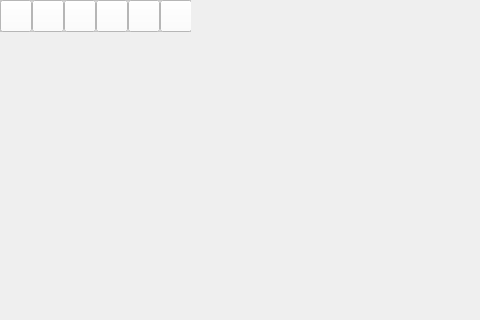
Old version of the form Resources/QT_UIs/Test.ui in the repository Joshua-E-Weinstein/Gumshoe-Note-Taking-App; both pictures show x 0 to 480 and y 0 to 320 of the 1000 by 700 pixel window.
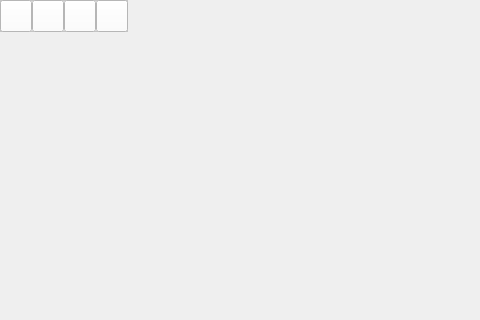
New version of the form. Icons and pictures are not drawn.

```diff
--- a/Resources/QT_UIs/Test.ui
+++ b/Resources/QT_UIs/Test.ui
@@ -19,7 +19,7 @@
      <rect>
       <x>0</x>
       <y>0</y>
-      <width>191</width>
+      <width>128</width>
       <height>32</height>
      </rect>
     </property>
@@ -124,32 +124,6 @@
       </size>
      </property>
     </widget>
-    <widget class="QPushButton" name="pushButton">
-     <property name="geometry">
-      <rect>
-       <x>128</x>
-       <y>0</y>
-       <width>32</width>
-       <height>32</height>
-      </rect>
-     </property>
-     <property name="text">
-      <string/>
-     </property>
-    </widget>
-    <widget class="QPushButton" name="pushButton_6">
-     <property name="geometry">
-      <rect>
-       <x>160</x>
-       <y>0</y>
-       <width>32</width>
-       <height>32</height>
-      </rect>
-     </property>
-     <property name="text">
-      <string/>
-     </property>
-    </widget>
    </widget>
   </widget>
   <action name="actionwhy">
```
